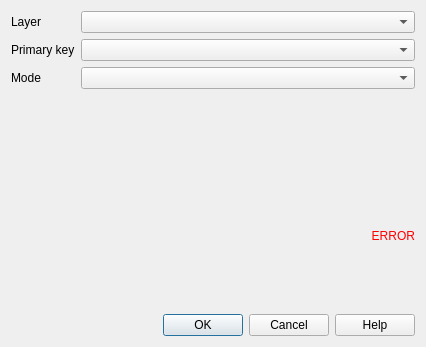
This is lizmap/resources/ui/ui_form_filter_by_polygon.ui in 3liz/lizmap-plugin as Qt 5 draws it before an edit. The edited form follows.
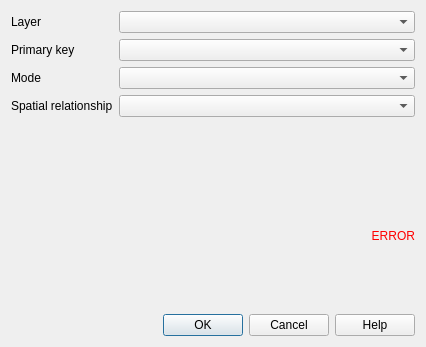
This is the edited form. Custom widgets are drawn as their Qt base class.

Commit message: Filter by polygon - Add new option intersect or contains

```diff
--- a/lizmap/resources/ui/ui_form_filter_by_polygon.ui
+++ b/lizmap/resources/ui/ui_form_filter_by_polygon.ui
@@ -49,6 +49,16 @@
      <item row="2" column="1">
       <widget class="QComboBox" name="filter_mode"/>
      </item>
+     <item row="3" column="0">
+      <widget class="QLabel" name="label_spatial_relationship">
+       <property name="text">
+        <string>Spatial relationship</string>
+       </property>
+      </widget>
+     </item>
+     <item row="3" column="1">
+      <widget class="QComboBox" name="spatial_relationship_mode"/>
+     </item>
     </layout>
    </item>
    <item>
```
The commit also changes 8 other files.
